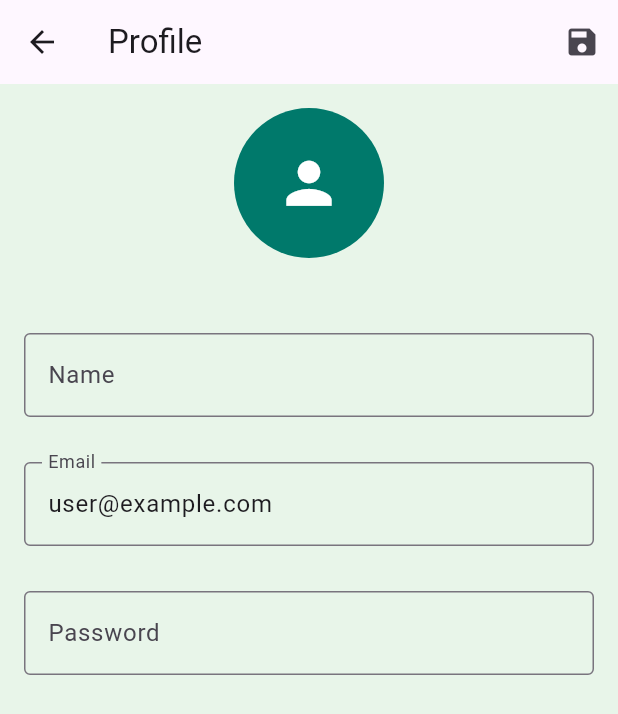
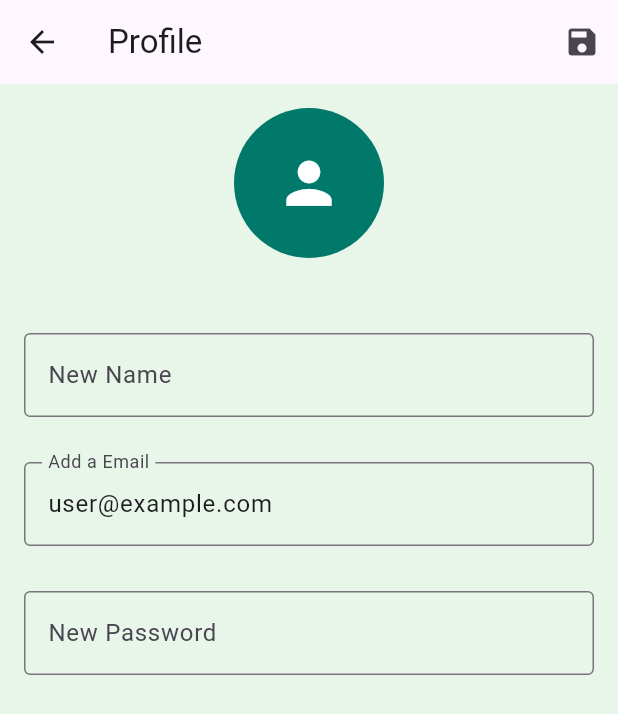
Before and after one commit to saarujan-ui/flutter_project, a Flutter app: the screen it shows after launch, after a tap on "Log In", after a tap on the "person" icon, on a phone screen of 412 x 824 dp. Shown: the top 714 px of the screen. Run offline on Flutter 3.47's test engine with Material 3 defaults, Android fonts, the phone set to English and light mode, and no system bars.

Commit message:
edit user details

```diff
--- a/lib/profile_screen.dart
+++ b/lib/profile_screen.dart
@@ -80,7 +80,7 @@ class _ProfileScreenState extends State<ProfileScreen> {
             TextField(
               controller: _nameController,
               decoration: InputDecoration(
-                labelText: 'Name',
+                labelText: 'New Name',
 
 
                 border: OutlineInputBorder(),
@@ -90,7 +90,7 @@ class _ProfileScreenState extends State<ProfileScreen> {
             TextField(
               controller: _emailController,
               decoration: InputDecoration(
-                labelText: 'Email',
+                labelText: 'Add a Email',
                 border: OutlineInputBorder(),
               ),
             ),
@@ -99,7 +99,7 @@ class _ProfileScreenState extends State<ProfileScreen> {
               controller: _passwordController,
               obscureText: true,
               decoration: InputDecoration(
-                labelText: 'Password',
+                labelText: 'New Password',
                 border: OutlineInputBorder(),
               ),
             ),
```
